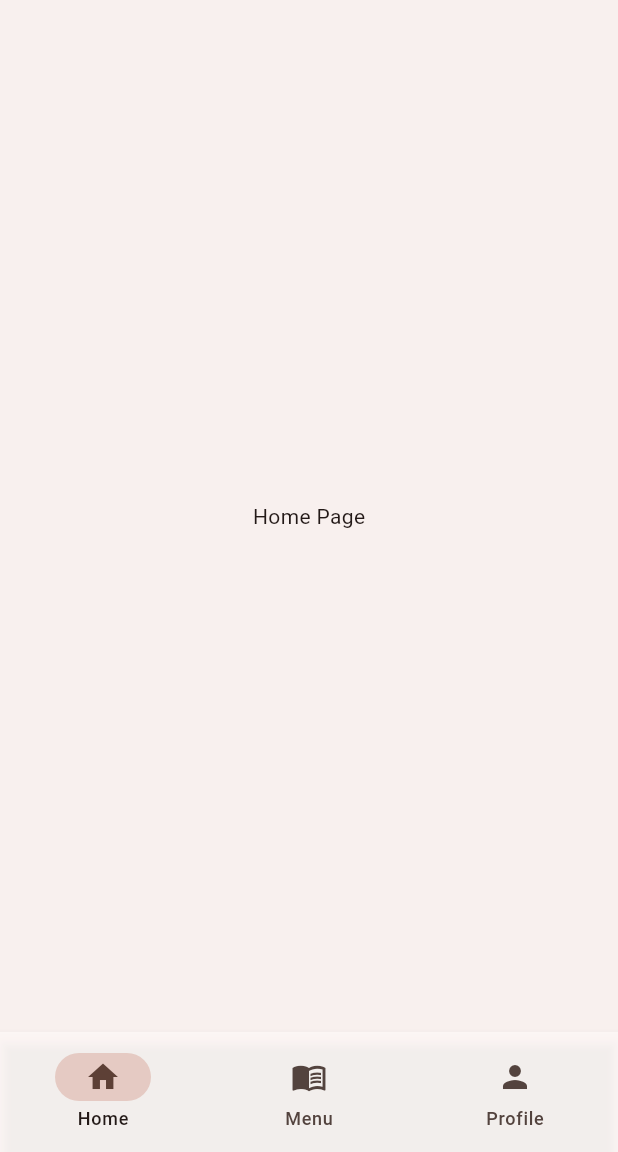
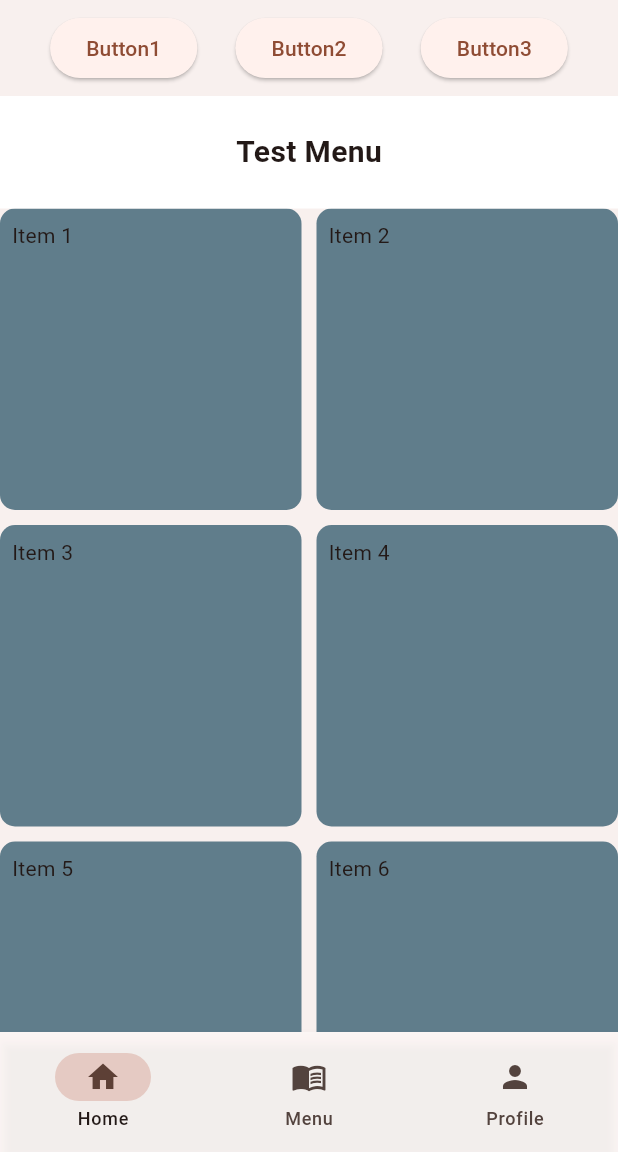
Before and after one commit to xinz02/CareSync, a Flutter app: the screen it shows after launch, on a phone screen of 412 x 824 dp, the part 84-1236 px from its top. Run offline on Flutter 3.47's test engine with Material 3 defaults, Android fonts, the phone set to English and light mode, and no system bars; our stand-ins replace carousel_slider, cloud_firestore, firebase_auth, firebase_core, go_router, google_fonts and 1 more; accounts and stored records are empty.

Commit message:
home menu

```diff
--- a/lib/home.dart
+++ b/lib/home.dart
@@ -9,11 +9,96 @@ class HomePage extends StatefulWidget {
 }
 
 class _HomePageState extends State<HomePage> {
+  void _doNothing() {}
+
   @override
   Widget build(BuildContext context) {
-    return const Scaffold(
-      backgroundColor: Color.fromARGB(255, 248, 240, 238),
-      body: Center(child: Text("Home Page")),
+    return Scaffold(
+      backgroundColor: const Color.fromARGB(255, 248, 240, 238),
+      // body: Center(child: Text("Home Page")),
+      body: CustomScrollView(
+        slivers: [
+          SliverToBoxAdapter(
+            child: Padding(
+              padding: const EdgeInsets.all(8.0),
+              child: Row(
+                mainAxisAlignment: MainAxisAlignment.spaceEvenly,
+                children: [
+                  ElevatedButton(
+                      onPressed: _doNothing, child: const Text("Button1")),
+                  ElevatedButton(
+                      onPressed: _doNothing, child: const Text("Button2")),
+                  ElevatedButton(
+                      onPressed: _doNothing, child: const Text("Button3")),
+                ],
+              ),
+            ),
+          ),
+          SliverPersistentHeader(
+              pinned: true,
+              delegate: _StickyHeaderDelegate(
+                  minHeight: 60,
+                  maxHeight: 75,
+                  child: Container(
+                    color: Colors.white,
+                    alignment: Alignment.center,
+                    child: const Text(
+                      "Test Menu",
+                      style:
+                          TextStyle(fontSize: 20, fontWeight: FontWeight.bold),
+                    ),
+                  ))),
+          SliverGrid(
+              gridDelegate: const SliverGridDelegateWithFixedCrossAxisCount(
+                  crossAxisCount: 2,
+                  crossAxisSpacing: 10,
+                  mainAxisSpacing: 10,
+                  childAspectRatio: 1),
+              delegate:
+                  SliverChildBuilderDelegate((BuildContext context, int index) {
+                index++;
+                return Container(
+                  padding: const EdgeInsets.all(8.0),
+                  decoration: BoxDecoration(
+                    color: Colors.blueGrey,
+                    borderRadius: BorderRadius.circular(10),
+                  ),
+                  child: Text("Item $index"),
+                );
+              }, childCount: 10))
+        ],
+      ),
     );
   }
 }
+
+class _StickyHeaderDelegate extends SliverPersistentHeaderDelegate {
+  final double minHeight;
+  final double maxHeight;
+  final Widget child;
+
+  _StickyHeaderDelegate({
+    required this.minHeight,
+    required this.maxHeight,
+    required this.child,
+  });
+
+  @override
+  double get minExtent => minHeight;
+
+  @override
+  double get maxExtent => maxHeight;
+
+  @override
+  Widget build(
+      BuildContext context, double shrinkOffset, bool overlapsContent) {
+    return child;
+  }
+
+  @override
+  bool shouldRebuild(_StickyHeaderDelegate oldDelegate) {
+    return oldDelegate.minHeight != minHeight ||
+        oldDelegate.maxHeight != maxHeight ||
+        oldDelegate.child != child;
+  }
+}
--- a/lib/main.dart
+++ b/lib/main.dart
@@ -39,10 +39,10 @@ class NavigationBarExample extends StatefulWidget {
   const NavigationBarExample({super.key});
 
   @override
-  _NavigationBarExampleState createState() => _NavigationBarExampleState();
+  NavigationBarExampleState createState() => NavigationBarExampleState();
 }
 
-class _NavigationBarExampleState extends State<NavigationBarExample> {
+class NavigationBarExampleState extends State<NavigationBarExample> {
   int _selectedIndex = 0;
 
   void _onDestinationSelected(int index) {
@@ -116,8 +116,8 @@ class DoNothingPage extends StatelessWidget {
 
   @override
   Widget build(BuildContext context) {
-    return Scaffold(
-      backgroundColor: const Color.fromARGB(255, 248, 240, 238),
+    return const Scaffold(
+      backgroundColor: Color.fromARGB(255, 248, 240, 238),
       // appBar: AppBar(
       //   backgroundColor: const Color.fromARGB(255, 229, 202, 195),
       //   leading: IconButton(
@@ -131,7 +131,7 @@ class DoNothingPage extends StatelessWidget {
       //           color: Colors.black)),
       //   centerTitle: true,
       // ),
-      body: const Center(
+      body: Center(
         child: Column(
           mainAxisAlignment: MainAxisAlignment.center,
           children: <Widget>[
```
